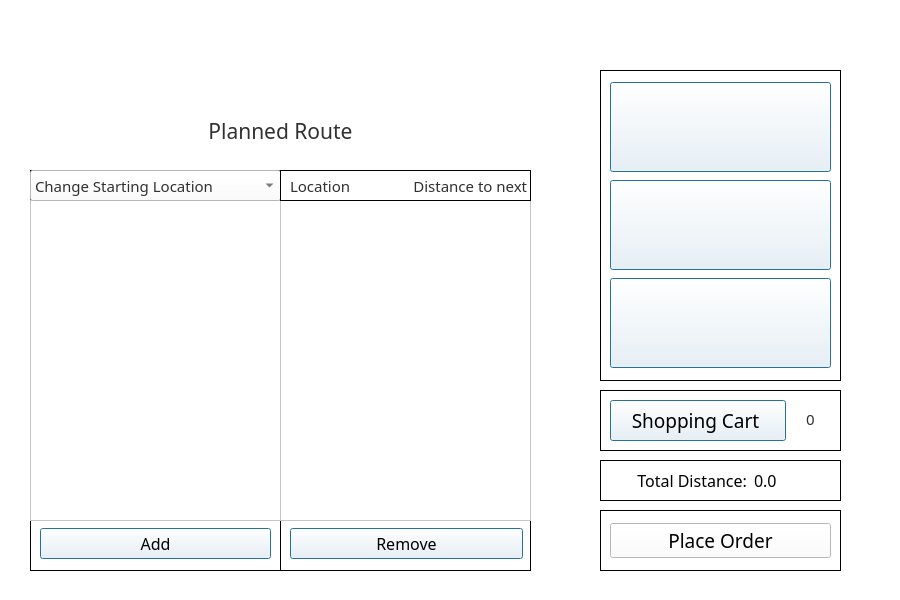
Before: the Qt Designer form tripplanner.ui in DannyCamacho/CollegeConnect, drawn with Qt 5.
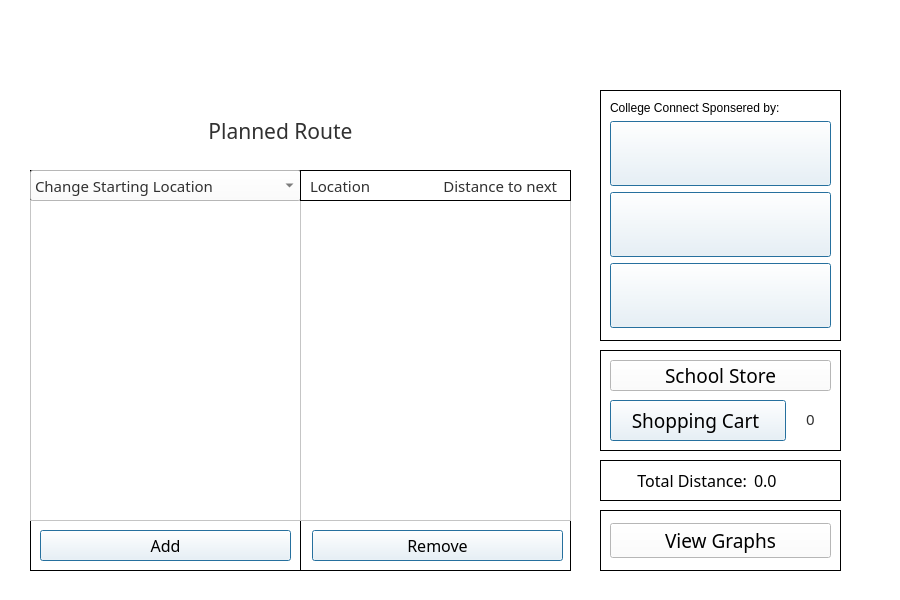
After: the same form once the commit is applied. Icons and pictures are not drawn.

Commit message: changes to sizing/buttons, tripplanner.ui & schoolStore.ui

```diff
--- a/tripplanner.ui
+++ b/tripplanner.ui
@@ -21,9 +21,9 @@
     <property name="geometry">
      <rect>
       <x>600</x>
-      <y>390</y>
+      <y>350</y>
       <width>241</width>
-      <height>61</height>
+      <height>101</height>
      </rect>
     </property>
     <property name="styleSheet">
@@ -40,7 +40,7 @@
      <property name="geometry">
       <rect>
        <x>185</x>
-       <y>10</y>
+       <y>50</y>
        <width>51</width>
        <height>41</height>
       </rect>
@@ -111,7 +111,7 @@
      <property name="geometry">
       <rect>
        <x>10</x>
-       <y>10</y>
+       <y>50</y>
        <width>176</width>
        <height>41</height>
       </rect>
@@ -160,14 +160,50 @@
       <bool>true</bool>
      </property>
     </widget>
+    <widget class="QPushButton" name="school_store_pushButton">
+     <property name="geometry">
+      <rect>
+       <x>10</x>
+       <y>10</y>
+       <width>221</width>
+       <height>31</height>
+      </rect>
+     </property>
+     <property name="font">
+      <font>
+       <family>Mongolian Baiti</family>
+       <pointsize>14</pointsize>
+       <weight>50</weight>
+       <bold>false</bold>
+      </font>
+     </property>
+     <property name="styleSheet">
+      <string notr="true">color: rgb(49, 49, 49);
+background-color:  rgb(255, 255, 255);
+border-style: outset;
+border-width: 2px;
+border-radius: 10px;
+border-color:rgb(118, 158, 81);
+min-width: 10em;
+padding: 6px;
+
+QPushButton#visit_store_button: clicked {
+	background-color: rgb(118, 158, 81);
+    border-style: inset;
+}</string>
+     </property>
+     <property name="text">
+      <string>School Store</string>
+     </property>
+    </widget>
    </widget>
    <widget class="QFrame" name="start_at_frame">
     <property name="geometry">
      <rect>
       <x>600</x>
-      <y>70</y>
+      <y>90</y>
       <width>241</width>
-      <height>311</height>
+      <height>251</height>
      </rect>
     </property>
     <property name="frameShape">
@@ -177,12 +213,25 @@
      <enum>QFrame::Plain</enum>
     </property>
     <layout class="QVBoxLayout" name="verticalLayout_2">
+     <item>
+      <widget class="QLabel" name="label">
+       <property name="maximumSize">
+        <size>
+         <width>16777215</width>
+         <height>15</height>
+        </size>
+       </property>
+       <property name="text">
+        <string>College Connect Sponsered by:</string>
+       </property>
+      </widget>
+     </item>
      <item>
       <widget class="QPushButton" name="irvine_pushButton">
        <property name="minimumSize">
         <size>
          <width>146</width>
-         <height>90</height>
+         <height>65</height>
         </size>
        </property>
        <property name="maximumSize">
@@ -241,7 +290,7 @@
        <property name="minimumSize">
         <size>
          <width>146</width>
-         <height>90</height>
+         <height>65</height>
         </size>
        </property>
        <property name="maximumSize">
@@ -294,7 +343,7 @@
        <property name="minimumSize">
         <size>
          <width>146</width>
-         <height>90</height>
+         <height>65</height>
         </size>
        </property>
        <property name="maximumSize">
@@ -349,7 +398,7 @@
      <rect>
       <x>30</x>
       <y>520</y>
-      <width>501</width>
+      <width>541</width>
       <height>51</height>
      </rect>
     </property>
@@ -366,8 +415,8 @@
     <widget class="Line" name="line">
      <property name="geometry">
       <rect>
-       <x>230</x>
-       <y>1</y>
+       <x>250</x>
+       <y>0</y>
        <width>40</width>
        <height>51</height>
       </rect>
@@ -397,9 +446,9 @@
     <widget class="QPushButton" name="remove_pushButton">
      <property name="geometry">
       <rect>
-       <x>260</x>
-       <y>8</y>
-       <width>233</width>
+       <x>282</x>
+       <y>10</y>
+       <width>251</width>
        <height>31</height>
       </rect>
      </property>
@@ -446,8 +495,8 @@
      <property name="geometry">
       <rect>
        <x>10</x>
-       <y>8</y>
-       <width>231</width>
+       <y>10</y>
+       <width>251</width>
        <height>31</height>
       </rect>
      </property>
@@ -645,7 +694,7 @@
 }</string>
        </property>
        <property name="text">
-        <string>Place Order</string>
+        <string>View Graphs</string>
        </property>
       </widget>
      </item>
@@ -656,7 +705,7 @@
      <rect>
       <x>30</x>
       <y>170</y>
-      <width>501</width>
+      <width>541</width>
       <height>351</height>
      </rect>
     </property>
@@ -671,7 +720,7 @@
       <rect>
        <x>0</x>
        <y>30</y>
-       <width>251</width>
+       <width>271</width>
        <height>321</height>
       </rect>
      </property>
@@ -755,9 +804,9 @@
     <widget class="QTableView" name="selected_route_tableView">
      <property name="geometry">
       <rect>
-       <x>250</x>
+       <x>270</x>
        <y>30</y>
-       <width>251</width>
+       <width>271</width>
        <height>321</height>
       </rect>
      </property>
@@ -828,7 +877,7 @@
       <rect>
        <x>0</x>
        <y>0</y>
-       <width>251</width>
+       <width>271</width>
        <height>31</height>
       </rect>
      </property>
@@ -1151,9 +1200,9 @@
     <widget class="QFrame" name="selected_route_title">
      <property name="geometry">
       <rect>
-       <x>250</x>
+       <x>270</x>
        <y>0</y>
-       <width>251</width>
+       <width>271</width>
        <height>31</height>
       </rect>
      </property>
@@ -1178,7 +1227,7 @@
        <rect>
         <x>10</x>
         <y>0</y>
-        <width>111</width>
+        <width>121</width>
         <height>31</height>
        </rect>
       </property>
@@ -1202,7 +1251,7 @@
      <widget class="QLabel" name="distance_next_label">
       <property name="geometry">
        <rect>
-        <x>120</x>
+        <x>130</x>
         <y>0</y>
         <width>131</width>
         <height>31</height>
```
The commit also changes 2 other files.
